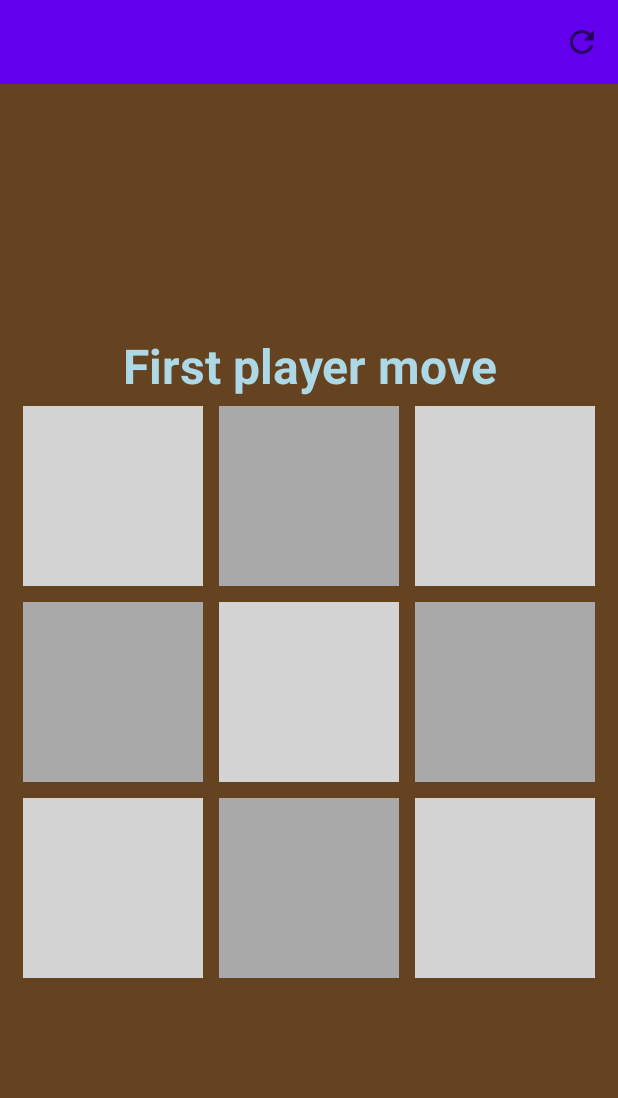
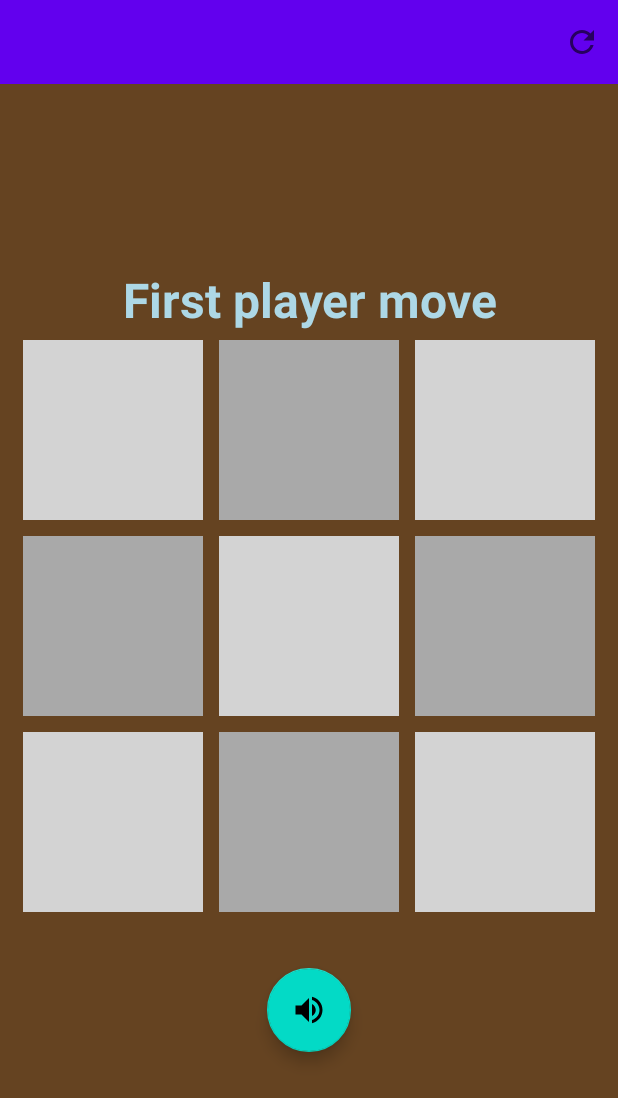
Before and after one commit to pilichm/TickTackToe, an Android app: the MainActivity screen opened directly, with no data from a screen before it, on a phone screen of 412 x 824 dp. Shown: the top 1098 px of the screen. Run offline under Robolectric (Android 15) with nearby library versions, the phone set to English and light mode, and no system bars.

Commit message:
Added: - game sounds from https://www.freesoundslibrary.com/ for win, lose and draw, - play different sound when game ends in human player win, lose or draw, - floating action button for enabling and disabling game sounds.

```diff
--- a/app/build.gradle
+++ b/app/build.gradle
@@ -38,8 +38,8 @@ dependencies {
     implementation 'androidx.core:core-ktx:1.6.0'
     implementation 'androidx.appcompat:appcompat:1.3.1'
     implementation 'com.google.android.material:material:1.4.0'
-    implementation 'androidx.constraintlayout:constraintlayout:2.1.0'
-    testImplementation 'junit:junit:4.+'
+    implementation 'androidx.constraintlayout:constraintlayout:2.1.1'
+    testImplementation 'junit:junit:4.13.2'
     androidTestImplementation 'androidx.test.ext:junit:1.1.3'
     androidTestImplementation 'androidx.test.espresso:espresso-core:3.4.0'
     apply plugin: "kotlin-android-extensions"
--- /dev/null
+++ b/app/src/main/res/drawable/ic_baseline_volume_off_24.xml
@@ -0,0 +1,10 @@
+<vector xmlns:android="http://schemas.android.com/apk/res/android"
+    android:width="24dp"
+    android:height="24dp"
+    android:viewportWidth="24"
+    android:viewportHeight="24"
+    android:tint="?attr/colorControlNormal">
+  <path
+      android:fillColor="@android:color/white"
+      android:pathData="M16.5,12c0,-1.77 -1.02,-3.29 -2.5,-4.03v2.21l2.45,2.45c0.03,-0.2 0.05,-0.41 0.05,-0.63zM19,12c0,0.94 -0.2,1.82 -0.54,2.64l1.51,1.51C20.63,14.91 21,13.5 21,12c0,-4.28 -2.99,-7.86 -7,-8.77v2.06c2.89,0.86 5,3.54 5,6.71zM4.27,3L3,4.27 7.73,9L3,9v6h4l5,5v-6.73l4.25,4.25c-0.67,0.52 -1.42,0.93 -2.25,1.18v2.06c1.38,-0.31 2.63,-0.95 3.69,-1.81L19.73,21 21,19.73l-9,-9L4.27,3zM12,4L9.91,6.09 12,8.18L12,4z"/>
+</vector>
--- /dev/null
+++ b/app/src/main/res/drawable/ic_baseline_volume_up_24.xml
@@ -0,0 +1,10 @@
+<vector xmlns:android="http://schemas.android.com/apk/res/android"
+    android:width="24dp"
+    android:height="24dp"
+    android:viewportWidth="24"
+    android:viewportHeight="24"
+    android:tint="?attr/colorControlNormal">
+  <path
+      android:fillColor="@android:color/white"
+      android:pathData="M3,9v6h4l5,5L12,4L7,9L3,9zM16.5,12c0,-1.77 -1.02,-3.29 -2.5,-4.03v8.05c1.48,-0.73 2.5,-2.25 2.5,-4.02zM14,3.23v2.06c2.89,0.86 5,3.54 5,6.71s-2.11,5.85 -5,6.71v2.06c4.01,-0.91 7,-4.49 7,-8.77s-2.99,-7.86 -7,-8.77z"/>
+</vector>
--- a/app/src/main/res/layout/activity_main.xml
+++ b/app/src/main/res/layout/activity_main.xml
@@ -237,6 +237,13 @@
 
         </GridLayout>
 
+        <com.google.android.material.floatingactionbutton.FloatingActionButton
+            android:id="@+id/fabVolumeUp"
+            android:layout_marginTop="@dimen/fab_margin_top"
+            android:src="@drawable/ic_baseline_volume_up_24"
+            android:layout_width="wrap_content"
+            android:layout_height="wrap_content" />
+
     </LinearLayout>
 
 </RelativeLayout>
--- a/app/src/main/res/values/dimen.xml
+++ b/app/src/main/res/values/dimen.xml
@@ -8,4 +8,5 @@
     <dimen name="main_menu_app_name_margin">25dp</dimen>
     <dimen name="main_menu_app_button_margin">10dp</dimen>
     <dimen name="settings_image_dim">150dp</dimen>
+    <dimen name="fab_margin_top">32dp</dimen>
 </resources>
--- a/app/src/main/res/values/strings.xml
+++ b/app/src/main/res/values/strings.xml
@@ -9,6 +9,7 @@
 
     <string name="first_player_wins">First player wins!!!</string>
     <string name="second_player_wins">Second player wins!!!</string>
+    <string name="cpu_player_wins">Computer player wins!!!</string>
     <string name="game_ends_draw">Draw!!!</string>
     <string name="reset">Reset</string>
 
```
Also changed, not shown: app/src/main/java/pl/pilichm/ticktacktoe/activities/MainActivity.kt (+34 -1 lines), 3 other files.
